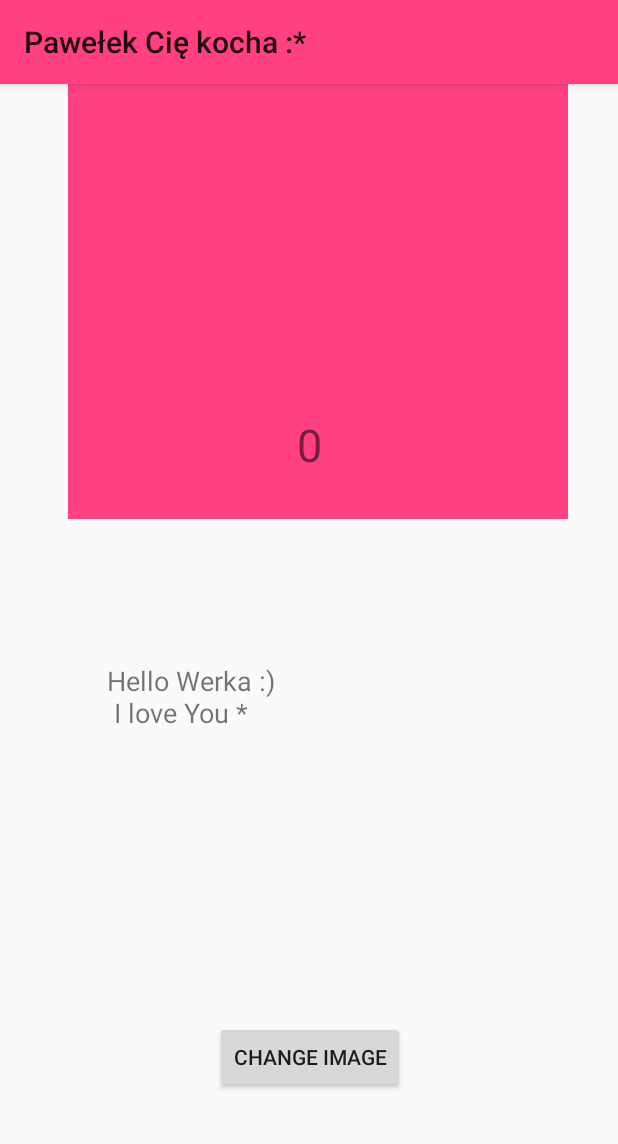
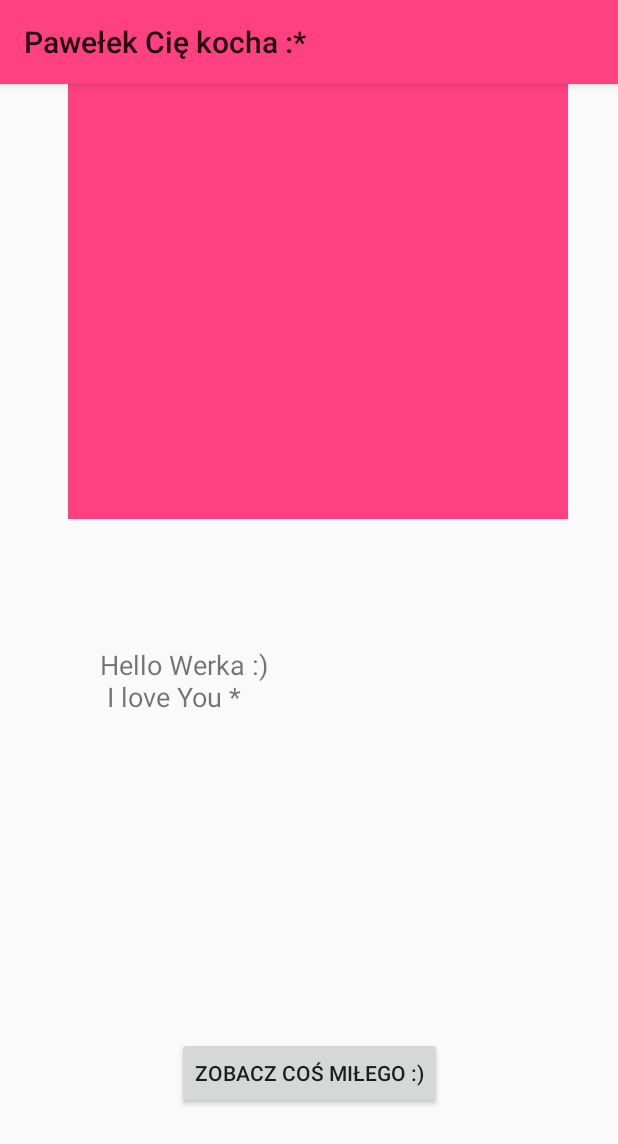
Before and after one commit to kajakIYD/I-LuvU-WW, an Android app: the screen it shows after launch (MainActivity), on a phone screen of 412 x 824 dp. Shown: the top 1144 px of the screen. Run offline under Robolectric (Android 15) with nearby library versions, the phone set to English and light mode, and no system bars; libraries missing offline, so code that uses them is left out: com.klinker.android, net.rdrei.android.

```diff
--- a/app/src/main/java/com/example/pf/iluvu_ww/MainActivity.java
+++ b/app/src/main/java/com/example/pf/iluvu_ww/MainActivity.java
@@ -48,12 +48,13 @@ import java.util.stream.Stream;
 public class MainActivity extends AppCompatActivity {
 
     ///|***************TODO*******************
-    //Drawing algorithm checking
+    //Drawing algorithm checking -> maybe it is the reason for stopping the application sometimes?
     //Directory for pictures choosing
     //MMS Sending
-    //Text scaling depending on letter quantity
+    //DONE - Text scaling depending on letter quantity
     // New line sign in citations "\n" in .txt file does not work
-    //Something more romantic than just "change Image" on button label
+    //DONE - Something more romantic than just "change Image" on button label
+    //App icon -> see sample from ChooseDirectory how to achieve it
 
 
     Context context;
@@ -195,18 +196,22 @@ public class MainActivity extends AppCompatActivity {
         }
     }
 
+    private void replaceNewLines(String text)
+    {
+        //Implementation for method that allows to put newlines
+    }
+
     private int setFontSize(String text)
     {
         int res=0;
-        res = (text.length()<100) ? 12 : 10;
+        res = (text.length()<200) ? 18 : 15;
         return res;
     }
 
     public void onChangeImageButtonClick(View v)
     {
-        String pathToImg = Environment.getExternalStorageDirectory().toString();
-        TextView textView = (TextView) findViewById(R.id.textView);
-        textView.setText(String.valueOf(filesCnt));
+//        TextView textView = (TextView) findViewById(R.id.textView);
+//        textView.setText(String.valueOf(filesCnt));
         Bitmap bmp;
         try
         {
@@ -218,7 +223,7 @@ public class MainActivity extends AppCompatActivity {
             TextView citation = (TextView) findViewById(R.id.citation);
             String drawnCitation = citationsList.get(randomNum);
             citation.setText(drawnCitation);
-            citation.setTextSiz(setFontSize(drawnCitation));
+            citation.setTextSize(setFontSize(drawnCitation));
         }
         catch(Exception ex)
         {
--- a/app/src/main/res/layout/content_main.xml
+++ b/app/src/main/res/layout/content_main.xml
@@ -24,13 +24,13 @@
         android:layout_width="wrap_content"
         android:layout_height="wrap_content"
         android:onClick="onChangeImageButtonClick"
-        android:text="Change image"
+        android:text="Zobacz Coś miłego :)"
         app:layout_constraintBottom_toBottomOf="parent"
         app:layout_constraintEnd_toEndOf="parent"
         app:layout_constraintHorizontal_bias="0.502"
         app:layout_constraintStart_toStartOf="parent"
         app:layout_constraintTop_toBottomOf="@+id/citation"
-        app:layout_constraintVertical_bias="0.557" />
+        app:layout_constraintVertical_bias="0.9999" />
 
     <TextView
         android:id="@+id/textView"
@@ -43,12 +43,12 @@
         app:layout_constraintHorizontal_bias="0.501"
         app:layout_constraintStart_toStartOf="parent"
         app:layout_constraintTop_toTopOf="parent"
-        app:layout_constraintVertical_bias="0.313" />
+        app:layout_constraintVertical_bias="0.913" />
 
     <TextView
         android:id="@+id/citation"
-        android:layout_width="270dp"
-        android:layout_height="144dp"
+        android:layout_width="279dp"
+        android:layout_height="175dp"
         android:text="Hello Werka :) \n I love You *"
         android:textAlignment="center"
         android:textSize="18sp"
```
Also changed, not shown: 4 other files.
